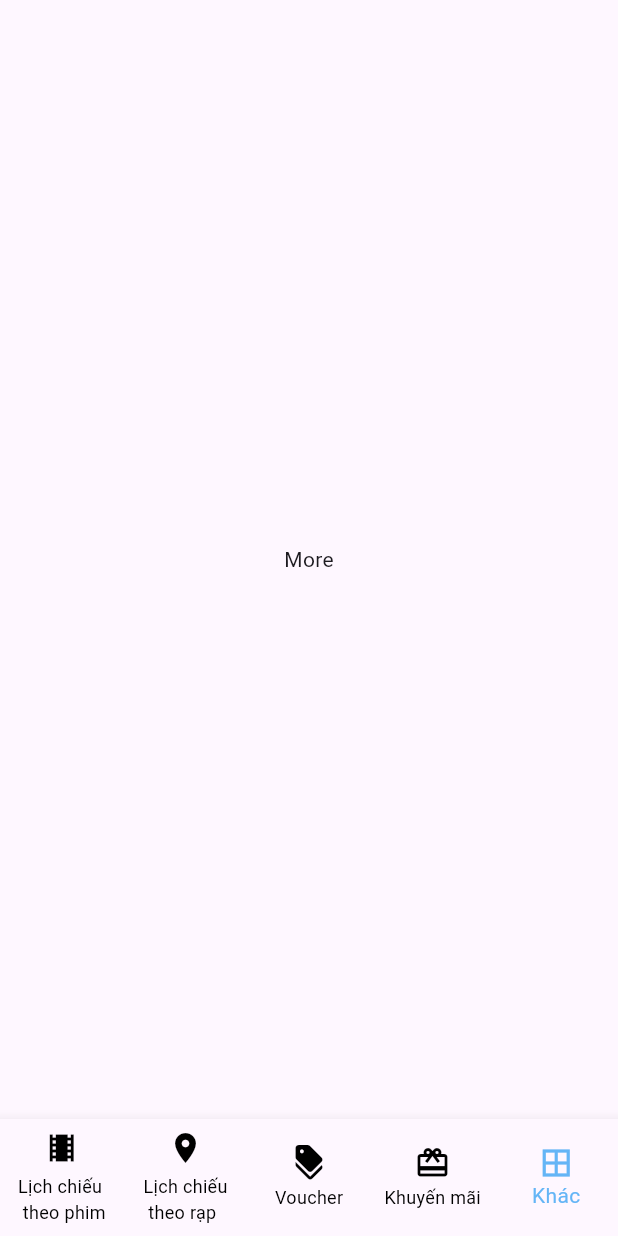
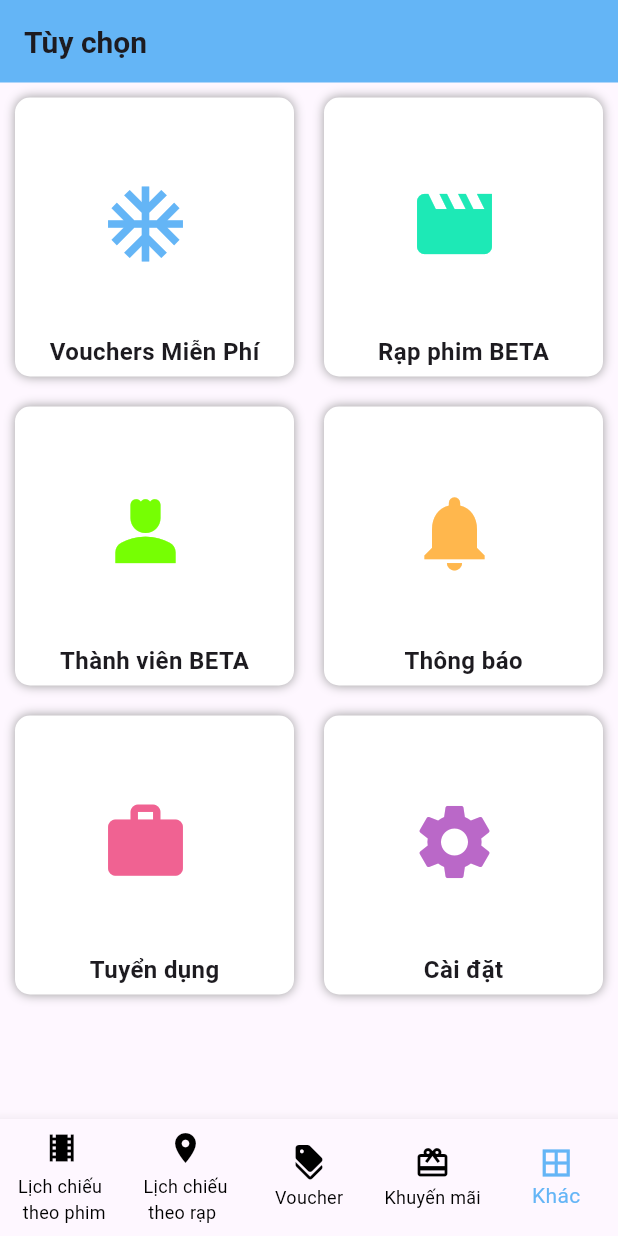
Before and after one commit to TrietKun/BetaCinemas, a Flutter app: the screen it shows after launch, swiped to page 5, on a phone screen of 412 x 824 dp. Run offline on Flutter 3.47's test engine with Material 3 defaults, Android fonts, the light colour scheme and no system bars; our stand-ins replace carousel_slider.

Commit message:
options screen

```diff
--- /dev/null
+++ b/lib/dataHash/listOption.dart
@@ -0,0 +1,29 @@
+import 'package:flutter/material.dart';
+
+class ListOptions {
+  // Array of 6 options including name and icon
+  static List<Map<String, dynamic>> listOptions = [
+    {
+      "name": "Vouchers Miễn Phí",
+      "icon": Icons.ac_unit,
+      "color": Colors.blue.shade300
+    },
+    {
+      "name": "Rạp phim BETA",
+      "icon": Icons.movie,
+      "color": Colors.tealAccent.shade400
+    },
+    {
+      "name": "Thành viên BETA",
+      "icon": Icons.person_4_sharp,
+      "color": Colors.lightGreenAccent.shade400
+    },
+    {
+      "name": "Thông báo",
+      "icon": Icons.notifications,
+      "color": Colors.orange.shade300
+    },
+    {"name": "Tuyển dụng", "icon": Icons.work, "color": Colors.pink.shade300},
+    {"name": "Cài đặt", "icon": Icons.settings, "color": Colors.purple.shade300}
+  ];
+}
--- a/lib/screens/more.dart
+++ b/lib/screens/more.dart
@@ -1,8 +1,16 @@
 import 'package:flutter/material.dart';
+import '../widgets/appBar_option.dart';
+import '../widgets/listOption.dart';
+import '../dataHash/listOption.dart';
 
 class More extends StatelessWidget {
+  const More();
+
   @override
   Widget build(BuildContext context) {
-    return Center(child: Text("More"));
+    return Scaffold(
+      appBar: const AppBarOption(),
+      body: ListOption(listOption: ListOptions.listOptions),
+    );
   }
 }
--- /dev/null
+++ b/lib/widgets/appBar_option.dart
@@ -0,0 +1,20 @@
+import 'package:flutter/material.dart';
+
+class AppBarOption extends StatelessWidget implements PreferredSizeWidget {
+  // ignore: use_key_in_widget_constructors
+  const AppBarOption({Key? key});
+
+  @override
+  Widget build(BuildContext context) {
+    return AppBar(
+      title: const Text(
+        'Tùy chọn',
+        style: TextStyle(fontSize: 20, fontWeight: FontWeight.bold),
+      ),
+      backgroundColor: Colors.blue[300],
+    );
+  }
+
+  @override
+  Size get preferredSize => const Size.fromHeight(55);
+}
--- /dev/null
+++ b/lib/widgets/listOption.dart
@@ -0,0 +1,80 @@
+import 'package:flutter/material.dart';
+
+class ListOption extends StatelessWidget {
+  final List<Map<String, dynamic>> listOption;
+
+  const ListOption({Key? key, required this.listOption}) : super(key: key);
+
+  @override
+  Widget build(BuildContext context) {
+    return CustomScrollView(
+      slivers: [
+        SliverGrid(
+          gridDelegate: const SliverGridDelegateWithFixedCrossAxisCount(
+            crossAxisCount: 2,
+            childAspectRatio: 1,
+          ),
+          delegate: SliverChildBuilderDelegate(
+            (BuildContext context, int index) {
+              var option = listOption[index];
+              IconData iconData = option['icon'];
+
+              return Container(
+                clipBehavior: Clip.hardEdge,
+                margin: const EdgeInsets.all(10),
+                padding: const EdgeInsets.only(top: 15),
+                decoration: BoxDecoration(
+                  color: Colors.white,
+                  borderRadius: BorderRadius.circular(10),
+                  boxShadow: const [
+                    BoxShadow(
+                      color: Colors.grey,
+                      blurRadius: 5,
+                    ),
+                  ],
+                ),
+                child: Column(
+                  children: [
+                    Expanded(
+                      child: ClipRRect(
+                        borderRadius: BorderRadius.circular(5),
+                        child: Container(
+                          // color: Colors.blue,
+                          width: MediaQuery.of(context).size.width / 2.5,
+                          child: Center(
+                            child: TextButton.icon(
+                              onPressed: () {},
+                              label: const Text(''),
+                              //tắt label đi
+
+                              icon: Icon(
+                                iconData,
+                                color: option['color'] ?? Colors.white,
+                                size: 60,
+                              ),
+                            ),
+                          ),
+                        ),
+                      ),
+                    ),
+                    Padding(
+                      padding: const EdgeInsets.all(5.0),
+                      child: Text(
+                        option['name'] ?? '',
+                        style: const TextStyle(
+                          fontSize: 16,
+                          fontWeight: FontWeight.bold,
+                        ),
+                      ),
+                    ),
+                  ],
+                ),
+              );
+            },
+            childCount: listOption.length,
+          ),
+        ),
+      ],
+    );
+  }
+}
```
